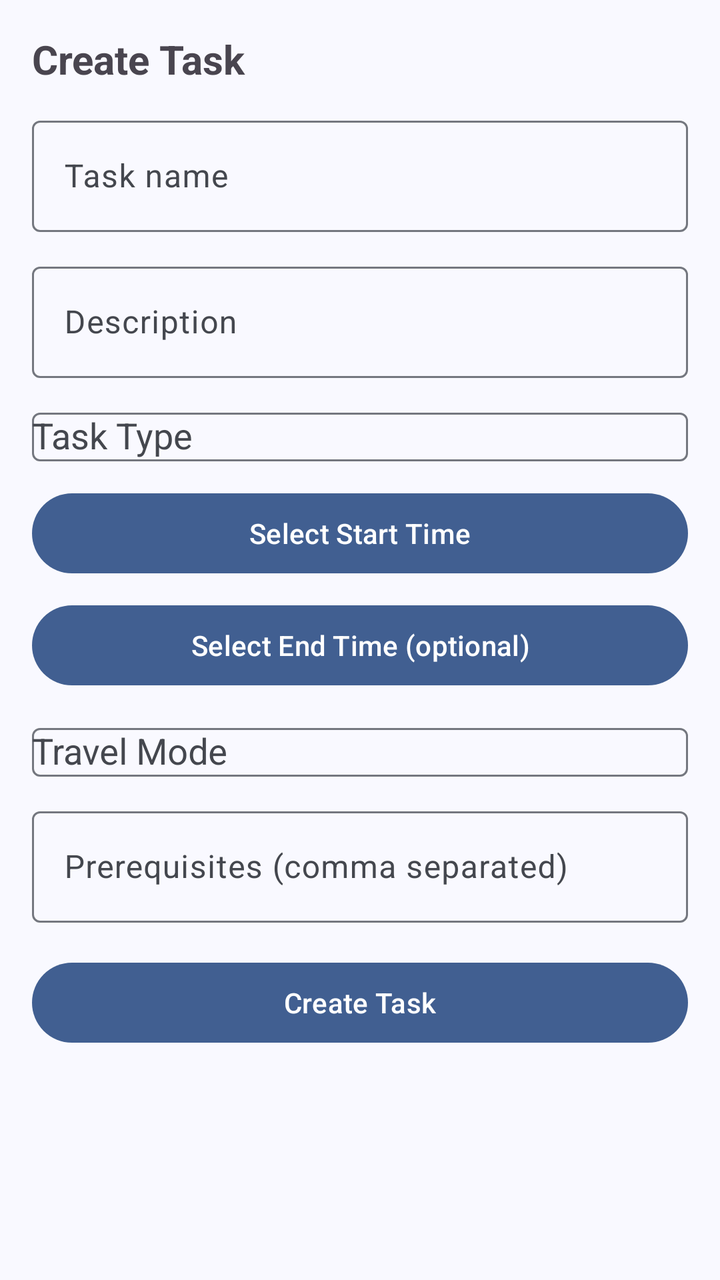
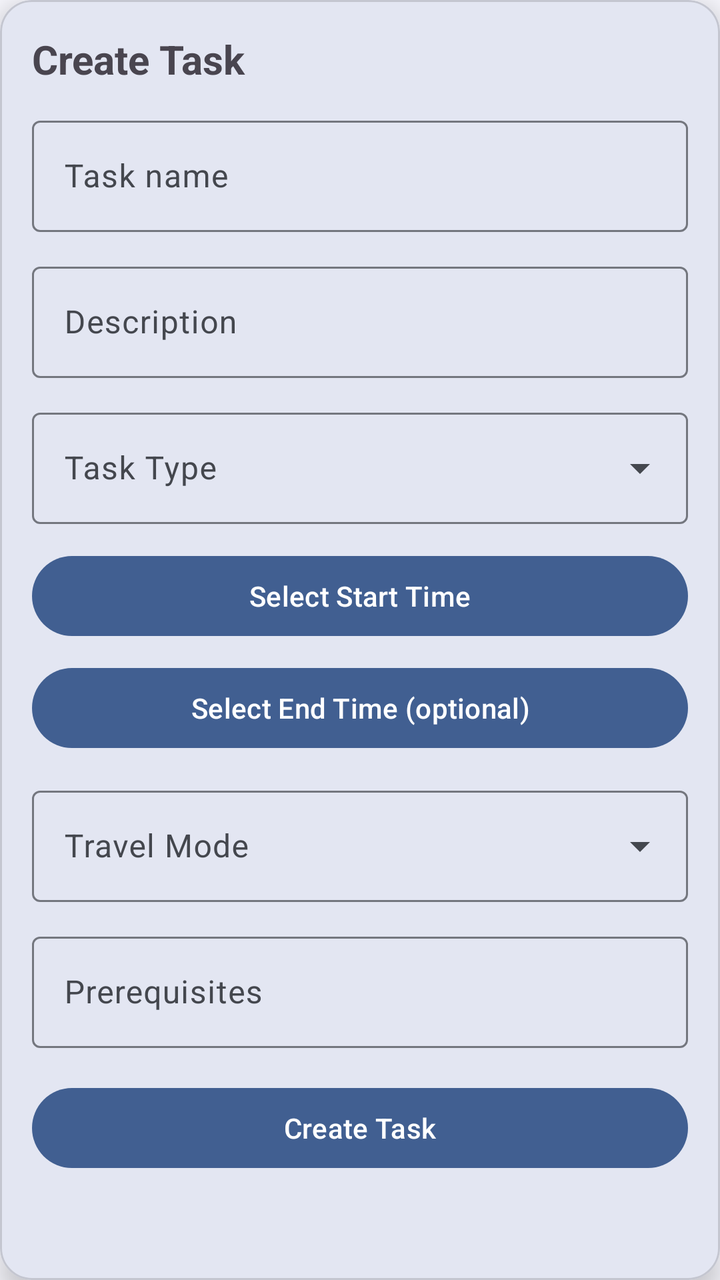

Compare the two renders of this Android layout. The source of the first and the diff that turns it into the second are given below.
<!-- AndroidManifest.xml: application theme Theme.MyMaps -->
<!-- res/layout/bottom_sheet_task_create.xml -->
<?xml version="1.0" encoding="utf-8"?>
<ScrollView xmlns:android="http://schemas.android.com/apk/res/android"
    xmlns:app="http://schemas.android.com/apk/res-auto"
    android:layout_width="match_parent"
    android:layout_height="wrap_content">

    <LinearLayout
        android:layout_width="match_parent"
        android:layout_height="wrap_content"
        android:orientation="vertical"
        android:padding="16dp">

        
        <TextView
            android:layout_width="match_parent"
            android:layout_height="wrap_content"
            android:text="Create Task"
            android:textSize="20sp"
            android:textStyle="bold" />

        
        <com.google.android.material.textfield.TextInputLayout
            android:layout_width="match_parent"
            android:layout_height="wrap_content"
            android:layout_marginTop="12dp">

            <com.google.android.material.textfield.TextInputEditText
                android:id="@+id/editTaskName"
                android:hint="Task name"
                android:layout_width="match_parent"
                android:layout_height="wrap_content"/>
        </com.google.android.material.textfield.TextInputLayout>

        
        <com.google.android.material.textfield.TextInputLayout
            android:layout_width="match_parent"
            android:layout_height="wrap_content"
            android:layout_marginTop="12dp">

            <com.google.android.material.textfield.TextInputEditText
                android:id="@+id/editTaskDescription"
                android:hint="Description"
                android:layout_width="match_parent"
                android:layout_height="wrap_content"/>
        </com.google.android.material.textfield.TextInputLayout>

        
        <com.google.android.material.textfield.TextInputLayout
            android:layout_width="match_parent"
            android:layout_height="wrap_content"
            android:layout_marginTop="12dp"
            android:hint="Task Type">

            <com.google.android.material.textfield.MaterialAutoCompleteTextView
                android:id="@+id/typeSelector"
                android:layout_width="match_parent"
                android:layout_height="wrap_content"/>
        </com.google.android.material.textfield.TextInputLayout>

        
        <LinearLayout
            android:id="@+id/timeSection"
            android:layout_width="match_parent"
            android:layout_height="wrap_content"
            android:orientation="vertical">

            
            <com.google.android.material.button.MaterialButton
                android:id="@+id/startTimeButton"
                android:layout_width="match_parent"
                android:layout_height="wrap_content"
                android:text="Select Start Time"
                android:layout_marginTop="12dp"/>

            
            <com.google.android.material.button.MaterialButton
                android:id="@+id/endTimeButton"
                android:layout_width="match_parent"
                android:layout_height="wrap_content"
                android:text="Select End Time (optional)"
                android:layout_marginTop="8dp"/>
        </LinearLayout>

        
        <com.google.android.material.textfield.TextInputLayout
            android:layout_width="match_parent"
            android:layout_height="wrap_content"
            android:layout_marginTop="12dp"
            android:hint="Travel Mode">

            <com.google.android.material.textfield.MaterialAutoCompleteTextView
                android:id="@+id/travelModeSelector"
                android:layout_width="match_parent"
                android:layout_height="wrap_content"/>
        </com.google.android.material.textfield.TextInputLayout>

        
        <com.google.android.material.textfield.TextInputLayout
            android:layout_width="match_parent"
            android:layout_height="wrap_content"
            android:layout_marginTop="12dp">

            <com.google.android.material.textfield.TextInputEditText
                android:id="@+id/editPrerequisites"
                android:hint="Prerequisites (comma separated)"
                android:layout_width="match_parent"
                android:layout_height="wrap_content"/>
        </com.google.android.material.textfield.TextInputLayout>

        
        <com.google.android.material.button.MaterialButton
            android:id="@+id/confirmButton"
            android:layout_width="match_parent"
            android:layout_height="wrap_content"
            android:text="Create Task"
            android:layout_marginTop="16dp"/>

    </LinearLayout>

</ScrollView>
<!-- resources referenced by this layout -->
<resources>
  <color name="md_theme_primary">#415F91</color>
  <color name="md_theme_onPrimary">#FFFFFF</color>
  <color name="md_theme_primaryContainer">#D6E3FF</color>
  <color name="md_theme_onPrimaryContainer">#284777</color>
  <color name="md_theme_secondary">#565F71</color>
  <color name="md_theme_onSecondary">#FFFFFF</color>
  <color name="md_theme_secondaryContainer">#DAE2F9</color>
  <color name="md_theme_onSecondaryContainer">#3E4759</color>
  <color name="md_theme_tertiary">#705575</color>
  <color name="md_theme_onTertiary">#FFFFFF</color>
  <color name="md_theme_tertiaryContainer">#FAD8FD</color>
  <color name="md_theme_onTertiaryContainer">#573E5C</color>
  <color name="md_theme_error">#BA1A1A</color>
  <color name="md_theme_onError">#FFFFFF</color>
  <color name="md_theme_errorContainer">#FFDAD6</color>
  <color name="md_theme_onErrorContainer">#93000A</color>
  <color name="md_theme_background">#F9F9FF</color>
  <color name="md_theme_onBackground">#191C20</color>
  <color name="md_theme_surface">#F9F9FF</color>
  <color name="md_theme_onSurface">#191C20</color>
  <color name="md_theme_surfaceVariant">#E0E2EC</color>
  <color name="md_theme_onSurfaceVariant">#44474E</color>
  <color name="md_theme_outline">#74777F</color>
  <color name="md_theme_outlineVariant">#C4C6D0</color>
  <color name="md_theme_inverseSurface">#2E3036</color>
  <color name="md_theme_inverseOnSurface">#F0F0F7</color>
  <color name="md_theme_inversePrimary">#AAC7FF</color>
  <color name="md_theme_primaryFixed">#D6E3FF</color>
  <color name="md_theme_onPrimaryFixed">#001B3E</color>
  <color name="md_theme_primaryFixedDim">#AAC7FF</color>
  <color name="md_theme_onPrimaryFixedVariant">#284777</color>
  <color name="md_theme_secondaryFixed">#DAE2F9</color>
  <color name="md_theme_onSecondaryFixed">#131C2B</color>
  <color name="md_theme_secondaryFixedDim">#BEC6DC</color>
  <color name="md_theme_onSecondaryFixedVariant">#3E4759</color>
  <color name="md_theme_tertiaryFixed">#FAD8FD</color>
  <color name="md_theme_onTertiaryFixed">#28132E</color>
  <color name="md_theme_tertiaryFixedDim">#DDBCE0</color>
  <color name="md_theme_onTertiaryFixedVariant">#573E5C</color>
  <color name="md_theme_surfaceDim">#D9D9E0</color>
  <color name="md_theme_surfaceBright">#F9F9FF</color>
  <color name="md_theme_surfaceContainerLowest">#FFFFFF</color>
  <color name="md_theme_surfaceContainerLow">#F3F3FA</color>
  <color name="md_theme_surfaceContainer">#EDEDF4</color>
  <color name="md_theme_surfaceContainerHigh">#E7E8EE</color>
  <color name="md_theme_surfaceContainerHighest">#E2E2E9</color>
  <!-- unchanged entries left out for length: 1 -->
</resources>

<!-- the commit's change to res/layout/bottom_sheet_task_create.xml (unified diff, before → after) -->
@@ -1,8 +1,16 @@
 <?xml version="1.0" encoding="utf-8"?>
-<ScrollView xmlns:android="http://schemas.android.com/apk/res/android"
+<com.google.android.material.card.MaterialCardView xmlns:android="http://schemas.android.com/apk/res/android"
     xmlns:app="http://schemas.android.com/apk/res-auto"
     android:layout_width="match_parent"
-    android:layout_height="wrap_content">
+    android:layout_height="wrap_content"
+    app:cardCornerRadius="16dp"
+    app:cardElevation="8dp"
+    app:cardBackgroundColor="?attr/colorSurface"
+
+    android:clickable="true"
+    android:focusable="true"
+    android:focusableInTouchMode="true"
+    android:descendantFocusability="beforeDescendants">
 
     <LinearLayout
         android:layout_width="match_parent"
@@ -49,12 +57,14 @@
             android:layout_width="match_parent"
             android:layout_height="wrap_content"
             android:layout_marginTop="12dp"
-            android:hint="Task Type">
+            android:hint="Task Type"
+            style="@style/Widget.Material3.TextInputLayout.OutlinedBox.ExposedDropdownMenu">
 
             <com.google.android.material.textfield.MaterialAutoCompleteTextView
                 android:id="@+id/typeSelector"
                 android:layout_width="match_parent"
-                android:layout_height="wrap_content"/>
+                android:layout_height="wrap_content"
+                android:inputType="none"/>
         </com.google.android.material.textfield.TextInputLayout>
 
         
@@ -86,12 +96,14 @@
             android:layout_width="match_parent"
             android:layout_height="wrap_content"
             android:layout_marginTop="12dp"
-            android:hint="Travel Mode">
+            android:hint="Travel Mode"
+            style="@style/Widget.Material3.TextInputLayout.OutlinedBox.ExposedDropdownMenu">
 
             <com.google.android.material.textfield.MaterialAutoCompleteTextView
                 android:id="@+id/travelModeSelector"
                 android:layout_width="match_parent"
-                android:layout_height="wrap_content"/>
+                android:layout_height="wrap_content"
+                android:inputType="none"/>
         </com.google.android.material.textfield.TextInputLayout>
 
         
@@ -102,7 +114,7 @@
 
             <com.google.android.material.textfield.TextInputEditText
                 android:id="@+id/editPrerequisites"
-                android:hint="Prerequisites (comma separated)"
+                android:hint="Prerequisites"
                 android:layout_width="match_parent"
                 android:layout_height="wrap_content"/>
         </com.google.android.material.textfield.TextInputLayout>
@@ -117,4 +129,4 @@
 
     </LinearLayout>
 
-</ScrollView>
+</com.google.android.material.card.MaterialCardView>
